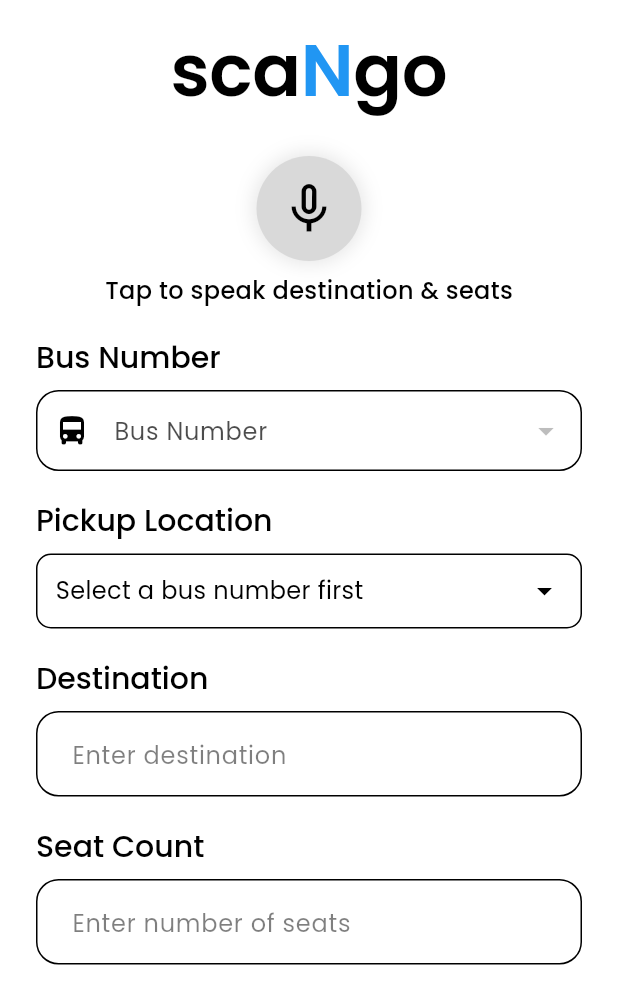
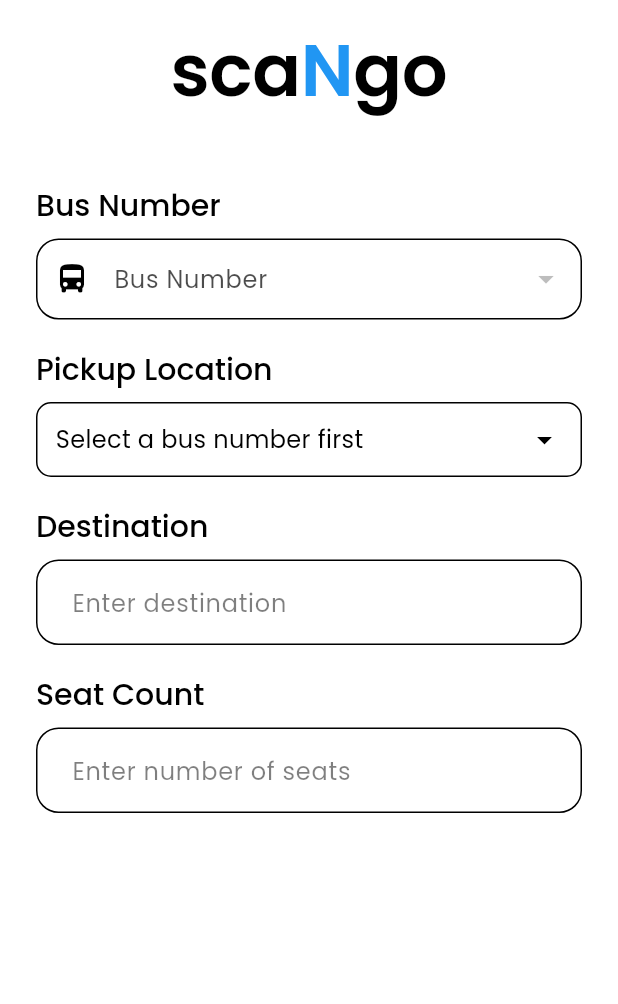
Before and after one commit to ChamalJulanJS/scango_new, a Flutter app: the TicketScreen screen opened directly, on a phone screen of 412 x 824 dp. Shown: the top 1004 px of the screen. Run offline on Flutter 3.47's test engine with Material 3 defaults, Android fonts, the phone set to English and light mode, and no system bars; our stand-ins replace cloud_firestore, firebase_auth, firebase_core, firebase_storage, flutter_gemini, flutter_svg and 2 more; accounts and stored records are empty.

Commit message:
feat: implement ticket booking screen with voice recognition and AI processing

```diff
--- a/lib/screens/ticket_screen.dart
+++ b/lib/screens/ticket_screen.dart
@@ -648,114 +648,7 @@ Examples:
                           const SizedBox(height: 20),
                           const Center(child: AppLogo()),
                           const SizedBox(height: 30),
-
-                          // Voice recognition button
-                          Center(
-                            child: Column(
-                              children: [
-                                InkWell(
-                                  onTap: _isProcessing
-                                      ? null // Disable while processing
-                                      : (_isListening
-                                          ? _stopListening
-                                          : _startListening),
-                                  borderRadius: BorderRadius.circular(50),
-                                  child: Container(
-                                    padding: const EdgeInsets.all(15),
-                                    decoration: BoxDecoration(
-                                      color: _isProcessing
-                                          ? AppTheme.greyColor
-                                          : _isListening
-                                              ? AppTheme.accentColor
-                                              : AppTheme.greyColor,
-                                      shape: BoxShape.circle,
-                                      boxShadow: [
-                                        BoxShadow(
-                                          color: Colors.black
-                                              .withValues(alpha: 0.1),
-                                          blurRadius: 10,
-                                          spreadRadius: 2,
-                                        ),
-                                      ],
-                                    ),
-                                    child: Icon(
-                                      _isProcessing
-                                          ? Icons.hourglass_top
-                                          : _isListening
-                                              ? Icons.mic
-                                              : Icons.mic_none,
-                                      color: _isProcessing
-                                          ? AppTheme.accentColor
-                                          : _isListening
-                                              ? Colors.white
-                                              : AppTheme.accentColor,
-                                      size: 40,
-                                    ),
-                                  ),
-                                ),
-                                const SizedBox(height: 8),
-                                Text(
-                                  _isProcessing
-                                      ? "Processing speech with AI..."
-                                      : _isListening
-                                          ? "Listening in Sinhala..."
-                                          : "Tap to speak destination & seats",
-                                  style: Theme.of(context)
-                                      .textTheme
-                                      .bodyMedium
-                                      ?.copyWith(
-                                        color: AppTheme.accentColor,
-                                        fontWeight: FontWeight.w500,
-                                      ),
-                                ),
-                                if (_lastWords.isNotEmpty)
-                                  Padding(
-                                    padding: const EdgeInsets.only(
-                                        top: 12.0, bottom: 12.0),
-                                    child: Container(
-                                      padding: const EdgeInsets.all(12),
-                                      width: double.infinity,
-                                      decoration: BoxDecoration(
-                                        color: AppTheme.lightGreyColor,
-                                        borderRadius: BorderRadius.circular(12),
-                                        border: Border.all(
-                                            color: AppTheme.accentColor
-                                                .withValues(alpha: 0.3)),
-                                      ),
-                                      child: Column(
-                                        children: [
-                                          Text(
-                                            'Transcribed Sinhala:',
-                                            style: Theme.of(context)
-                                                .textTheme
-                                                .bodySmall
-                                                ?.copyWith(
-                                                  color: AppTheme.accentColor
-                                                      .withValues(alpha: 0.7),
-                                                  fontWeight: FontWeight.bold,
-                                                ),
-                                          ),
-                                          const SizedBox(height: 4),
-                                          Text(
-                                            _lastWords,
-                                            style: Theme.of(context)
-                                                .textTheme
-                                                .bodyMedium
-                                                ?.copyWith(
-                                                  color: AppTheme.accentColor,
-                                                  fontStyle: _isListening
-                                                      ? FontStyle.italic
-                                                      : FontStyle.normal,
-                                                ),
-                                            textAlign: TextAlign.center,
-                                          ),
-                                        ],
-                                      ),
-                                    ),
-                                  ),
-                              ],
-                            ),
-                          ),
+                          if (_autoProcess) _voiceRecognitionButton(),
                           const SizedBox(height: 20),
 
                           // Bus Number Dropdown
@@ -916,6 +809,100 @@ Examples:
     );
   }
 
+  Center _voiceRecognitionButton() {
+    return Center(
+      child: Column(
+        children: [
+          InkWell(
+            onTap: _isProcessing
+                ? null
+                : (_isListening ? _stopListening : _startListening),
+            borderRadius: BorderRadius.circular(50),
+            child: Container(
+              padding: const EdgeInsets.all(15),
+              decoration: BoxDecoration(
+                color: _isProcessing
+                    ? AppTheme.greyColor
+                    : _isListening
+                        ? AppTheme.accentColor
+                        : AppTheme.greyColor,
+                shape: BoxShape.circle,
+                boxShadow: [
+                  BoxShadow(
+                    color: Colors.black.withValues(alpha: 0.1),
+                    blurRadius: 10,
+                    spreadRadius: 2,
+                  ),
+                ],
+              ),
+              child: Icon(
+                _isProcessing
+                    ? Icons.hourglass_top
+                    : _isListening
+                        ? Icons.mic
+                        : Icons.mic_none,
+                color: _isProcessing
+                    ? AppTheme.accentColor
+                    : _isListening
+                        ? Colors.white
+                        : AppTheme.accentColor,
+                size: 40,
+              ),
+            ),
+          ),
+          const SizedBox(height: 8),
+          Text(
+            _isProcessing
+                ? "Processing speech with AI..."
+                : _isListening
+                    ? "Listening in Sinhala..."
+                    : "Tap to speak destination & seats",
+            style: Theme.of(context).textTheme.bodyMedium?.copyWith(
+                  color: AppTheme.accentColor,
+                  fontWeight: FontWeight.w500,
+                ),
+          ),
+          if (_lastWords.isNotEmpty)
+            Padding(
+              padding: const EdgeInsets.only(top: 12.0, bottom: 12.0),
+              child: Container(
+                padding: const EdgeInsets.all(12),
+                width: double.infinity,
+                decoration: BoxDecoration(
+                  color: AppTheme.lightGreyColor,
+                  borderRadius: BorderRadius.circular(12),
+                  border: Border.all(
+                      color: AppTheme.accentColor.withValues(alpha: 0.3)),
+                ),
+                child: Column(
+                  children: [
+                    Text(
+                      'Transcribed Sinhala:',
+                      style: Theme.of(context).textTheme.bodySmall?.copyWith(
+                            color: AppTheme.accentColor.withValues(alpha: 0.7),
+                            fontWeight: FontWeight.bold,
+                          ),
+                    ),
+                    const SizedBox(height: 4),
+                    Text(
+                      _lastWords,
+                      style: Theme.of(context).textTheme.bodyMedium?.copyWith(
+                            color: AppTheme.accentColor,
+                            fontStyle: _isListening
+                                ? FontStyle.italic
+                                : FontStyle.normal,
+                          ),
+                      textAlign: TextAlign.center,
+                    ),
+                  ],
+                ),
+              ),
+            ),
+        ],
+      ),
+    );
+  }
+
   Widget _buildBusNumberDropdown() {
     bool isFromBussesScreen = widget.initialBusNumber != null;
 
```
